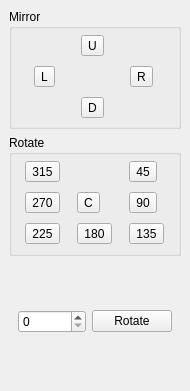
Before: the Qt Designer form src/mirrordock.ui in iPenguin/CrochetCharts, drawn with Qt 5.
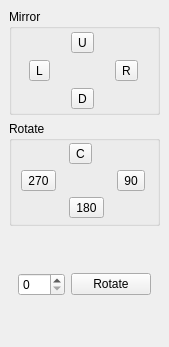
After: the same form once the commit is applied. Icons and pictures are not drawn.

Diff of the .ui file:
```diff
--- a/src/mirrordock.ui
+++ b/src/mirrordock.ui
@@ -6,8 +6,8 @@
    <rect>
     <x>0</x>
     <y>0</y>
-    <width>190</width>
-    <height>391</height>
+    <width>147</width>
+    <height>347</height>
    </rect>
   </property>
   <property name="windowTitle">
@@ -104,19 +104,6 @@
        <property name="margin">
         <number>2</number>
        </property>
-       <item row="2" column="0">
-        <widget class="QToolButton" name="rotate225">
-         <property name="text">
-          <string>225</string>
-         </property>
-         <property name="iconSize">
-          <size>
-           <width>24</width>
-           <height>24</height>
-          </size>
-         </property>
-        </widget>
-       </item>
        <item row="2" column="1">
         <widget class="QToolButton" name="rotate180">
          <property name="text">
@@ -168,46 +155,7 @@
          </property>
         </widget>
        </item>
-       <item row="2" column="2">
-        <widget class="QToolButton" name="rotate135">
-         <property name="text">
-          <string>135</string>
-         </property>
-         <property name="iconSize">
-          <size>
-           <width>24</width>
-           <height>24</height>
-          </size>
-         </property>
-        </widget>
-       </item>
-       <item row="0" column="2">
-        <widget class="QToolButton" name="rotate45">
-         <property name="text">
-          <string>45</string>
-         </property>
-         <property name="iconSize">
-          <size>
-           <width>24</width>
-           <height>24</height>
-          </size>
-         </property>
-        </widget>
-       </item>
-       <item row="0" column="0">
-        <widget class="QToolButton" name="rotate315">
-         <property name="text">
-          <string>315</string>
-         </property>
-         <property name="iconSize">
-          <size>
-           <width>24</width>
-           <height>24</height>
-          </size>
-         </property>
-        </widget>
-       </item>
-       <item row="1" column="1">
+       <item row="0" column="1">
         <widget class="QToolButton" name="rotateCustom">
          <property name="text">
           <string>C</string>
```
Left out of the diff: 24 changed lines with no effect on the pictures.
